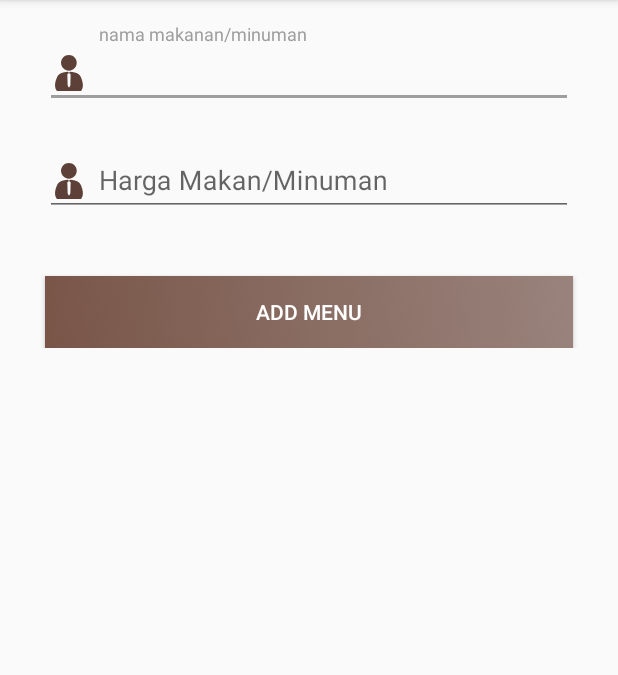
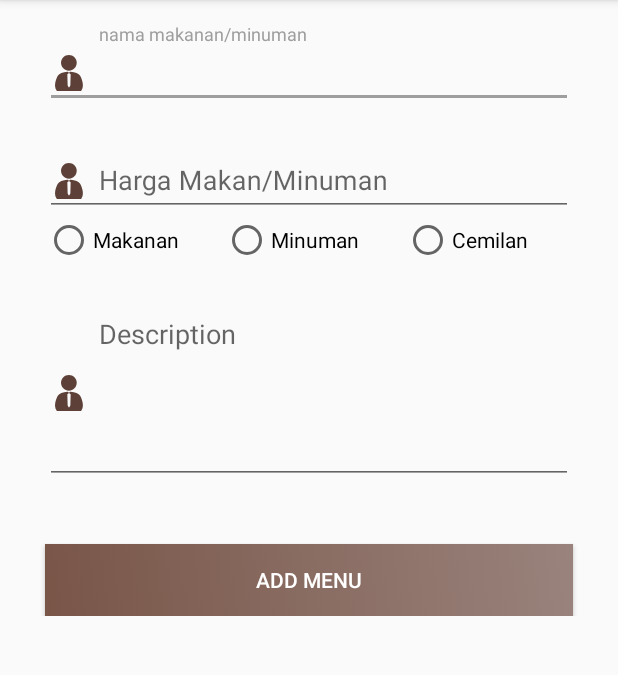
Before and after one commit to Aditya123666/GoWarkop-master, an Android app: the AddMenu screen opened directly, with no data from a screen before it, on a phone screen of 412 x 824 dp, the part 84-759 px from its top. Run offline under Robolectric (Android 15) with nearby library versions, the phone set to English and light mode, and no system bars.

Commit message:
layout fix

```diff
--- a/app/src/main/java/io/github/adamnain/gowarkop/AddMenu.java
+++ b/app/src/main/java/io/github/adamnain/gowarkop/AddMenu.java
@@ -4,11 +4,13 @@ import android.support.v7.app.AppCompatActivity;
 import android.os.Bundle;
 import android.widget.Button;
 import android.widget.EditText;
+import android.widget.RadioButton;
 
 public class AddMenu extends AppCompatActivity {
 
     Button addmenu;
     EditText etnamamakanan,hargamakanan;
+    RadioButton rbmakanan,rbminuman,rbcemilan;
 
 
     @Override
@@ -19,5 +21,8 @@ public class AddMenu extends AppCompatActivity {
         addmenu = (Button) findViewById(R.id.btn_addmenu);
         etnamamakanan = (EditText) findViewById(R.id.et_namamakanan);
         hargamakanan = (EditText) findViewById(R.id.et_hargamakanan);
+        rbmakanan = (RadioButton) findViewById(R.id.rb_makanan);
+        rbminuman = (RadioButton) findViewById(R.id.rb_minuman);
+        rbcemilan = (RadioButton) findViewById(R.id.rb_cemilan);
     }
 }
--- a/app/src/main/res/layout/activity_add_menu.xml
+++ b/app/src/main/res/layout/activity_add_menu.xml
@@ -26,7 +26,7 @@
                 android:drawableLeft="@drawable/ic_user"
                 android:drawablePadding="@dimen/padding_login_frame"
                 android:hint="nama makanan/minuman"
-                android:inputType="textEmailAddress" />
+                android:inputType="textPersonName" />
 
         </android.support.design.widget.TextInputLayout>
 
@@ -44,7 +44,7 @@
                 android:drawableLeft="@drawable/ic_user"
                 android:drawablePadding="@dimen/padding_login_frame"
                 android:hint="Harga Makan/Minuman"
-                android:inputType="textEmailAddress" />
+                android:inputType="text|number" />
 
         </android.support.design.widget.TextInputLayout>
 
@@ -55,9 +55,57 @@
         android:layout_width="match_parent"
         android:layout_height="wrap_content"
         android:orientation="horizontal"
+        android:layout_marginLeft="30dp"
+        android:layout_marginRight="30dp"
         >
+        <RadioButton
+            android:id="@+id/rb_makanan"
+            android:layout_width="wrap_content"
+            android:layout_height="wrap_content"
+            android:text="Makanan"
+            android:layout_weight="1"
+            />
+        <RadioButton
+            android:id="@+id/rb_minuman"
+            android:layout_width="wrap_content"
+            android:layout_height="wrap_content"
+            android:text="Minuman"
+            android:layout_weight="1"
+            />
+        <RadioButton
+            android:id="@+id/rb_cemilan"
+            android:layout_width="wrap_content"
+            android:layout_height="wrap_content"
+            android:text="Cemilan"
+            android:layout_weight="1"
+            />
 
+    </LinearLayout>
+    <LinearLayout
+        android:layout_width="match_parent"
+        android:layout_height="wrap_content"
+        android:orientation="vertical"
+        >
+        <android.support.design.widget.TextInputLayout
+            android:layout_width="match_parent"
+            android:layout_height="wrap_content"
+            android:layout_marginLeft="@dimen/marginLeft_login"
+            android:layout_marginRight="@dimen/marginLeft_login"
+            android:layout_marginTop="@dimen/marginTop_editText">
 
+            <EditText
+                android:id="@+id/et_deskripsi"
+                android:layout_width="match_parent"
+                android:layout_height="120dp"
+                android:drawableLeft="@drawable/ic_user"
+                android:drawablePadding="@dimen/padding_login_frame"
+                android:hint="Description"
+                android:inputType="textMultiLine"
+                android:gravity="top"
+
+                />
+
+        </android.support.design.widget.TextInputLayout>
 
     </LinearLayout>
     <LinearLayout
```
